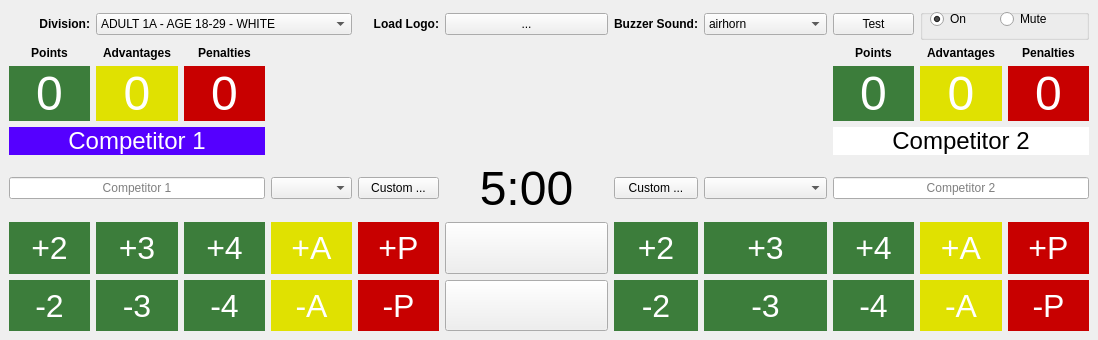
This is controls.ui in craigmac/openroll as Qt 5 draws it before an edit. The edited form follows.
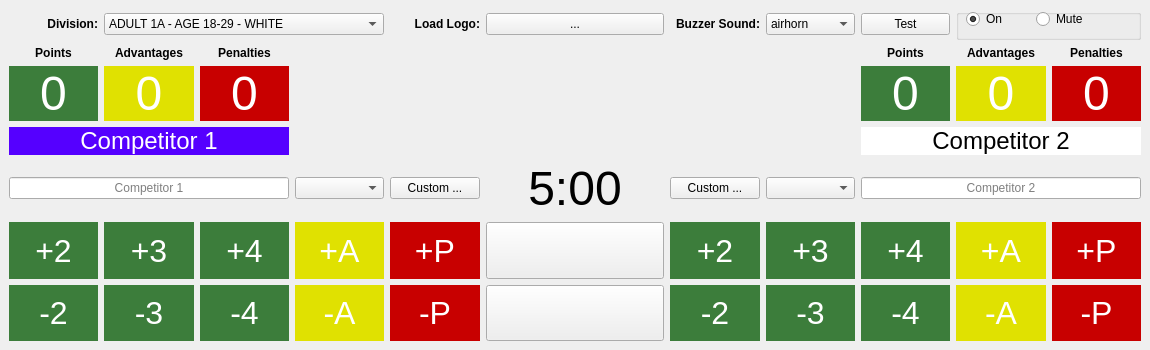
This is the edited form. Icons and pictures are not drawn.

```diff
--- a/controls.ui
+++ b/controls.ui
@@ -6,10 +6,16 @@
    <rect>
     <x>0</x>
     <y>0</y>
-    <width>1098</width>
-    <height>340</height>
+    <width>1150</width>
+    <height>350</height>
    </rect>
   </property>
+  <property name="minimumSize">
+   <size>
+    <width>1150</width>
+    <height>350</height>
+   </size>
+  </property>
   <property name="windowTitle">
    <string>MainWindow</string>
   </property>
@@ -97,7 +103,7 @@
       <item row="6" column="4">
        <widget class="QPushButton" name="c1AddPButton">
         <property name="sizePolicy">
-         <sizepolicy hsizetype="Preferred" vsizetype="Preferred">
+         <sizepolicy hsizetype="Expanding" vsizetype="Expanding">
           <horstretch>1</horstretch>
           <verstretch>1</verstretch>
          </sizepolicy>
@@ -116,7 +122,7 @@
       <item row="6" column="6">
        <widget class="QPushButton" name="c2Add2Button">
         <property name="sizePolicy">
-         <sizepolicy hsizetype="Preferred" vsizetype="Preferred">
+         <sizepolicy hsizetype="Expanding" vsizetype="Expanding">
           <horstretch>1</horstretch>
           <verstretch>1</verstretch>
          </sizepolicy>
@@ -327,7 +333,7 @@
       <item row="6" column="9">
        <widget class="QPushButton" name="c2AddAButton">
         <property name="sizePolicy">
-         <sizepolicy hsizetype="Preferred" vsizetype="Preferred">
+         <sizepolicy hsizetype="Expanding" vsizetype="Expanding">
           <horstretch>1</horstretch>
           <verstretch>1</verstretch>
          </sizepolicy>
@@ -361,7 +367,7 @@
       <item row="6" column="10">
        <widget class="QPushButton" name="c2AddPButton">
         <property name="sizePolicy">
-         <sizepolicy hsizetype="Preferred" vsizetype="Preferred">
+         <sizepolicy hsizetype="Expanding" vsizetype="Expanding">
           <horstretch>1</horstretch>
           <verstretch>1</verstretch>
          </sizepolicy>
@@ -570,7 +576,7 @@
       <item row="6" column="3">
        <widget class="QPushButton" name="c1AddAButton">
         <property name="sizePolicy">
-         <sizepolicy hsizetype="Preferred" vsizetype="Preferred">
+         <sizepolicy hsizetype="Expanding" vsizetype="Expanding">
           <horstretch>1</horstretch>
           <verstretch>1</verstretch>
          </sizepolicy>
@@ -618,7 +624,7 @@
       <item row="6" column="2">
        <widget class="QPushButton" name="c1Add4Button">
         <property name="sizePolicy">
-         <sizepolicy hsizetype="Preferred" vsizetype="Preferred">
+         <sizepolicy hsizetype="Expanding" vsizetype="Expanding">
           <horstretch>1</horstretch>
           <verstretch>1</verstretch>
          </sizepolicy>
@@ -811,7 +817,7 @@
       <item row="6" column="1">
        <widget class="QPushButton" name="c1Add3Button">
         <property name="sizePolicy">
-         <sizepolicy hsizetype="Preferred" vsizetype="Preferred">
+         <sizepolicy hsizetype="Expanding" vsizetype="Expanding">
           <horstretch>1</horstretch>
           <verstretch>1</verstretch>
          </sizepolicy>
@@ -902,7 +908,7 @@
       <item row="6" column="8">
        <widget class="QPushButton" name="c2Add4Button">
         <property name="sizePolicy">
-         <sizepolicy hsizetype="Preferred" vsizetype="Preferred">
+         <sizepolicy hsizetype="Expanding" vsizetype="Expanding">
           <horstretch>1</horstretch>
           <verstretch>1</verstretch>
          </sizepolicy>
@@ -966,7 +972,7 @@
       <item row="6" column="7">
        <widget class="QPushButton" name="c2Add3Button">
         <property name="sizePolicy">
-         <sizepolicy hsizetype="Preferred" vsizetype="Preferred">
+         <sizepolicy hsizetype="Expanding" vsizetype="Expanding">
           <horstretch>1</horstretch>
           <verstretch>1</verstretch>
          </sizepolicy>
@@ -985,11 +991,17 @@
       <item row="0" column="7">
        <widget class="QComboBox" name="soundComboBox">
         <property name="sizePolicy">
-         <sizepolicy hsizetype="Expanding" vsizetype="Fixed">
+         <sizepolicy hsizetype="MinimumExpanding" vsizetype="Fixed">
           <horstretch>1</horstretch>
           <verstretch>0</verstretch>
          </sizepolicy>
         </property>
+        <property name="minimumSize">
+         <size>
+          <width>70</width>
+          <height>0</height>
+         </size>
+        </property>
         <item>
          <property name="text">
           <string>airhorn</string>
```
